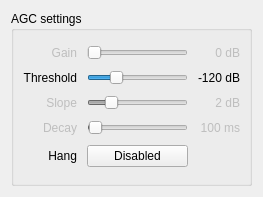
Above: src/qtgui/agc_options.ui from gqrx-sdr/gqrx before the change. Below: the same form after it.
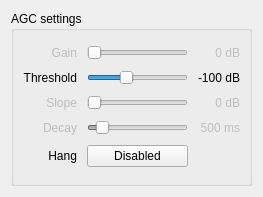
That is the form after the change. Icons and pictures are not drawn.

Patch:
```diff
--- a/src/qtgui/agc_options.ui
+++ b/src/qtgui/agc_options.ui
@@ -74,7 +74,7 @@
          <number>1</number>
         </property>
         <property name="value">
-         <number>2</number>
+         <number>0</number>
         </property>
         <property name="orientation">
          <enum>Qt::Horizontal</enum>
@@ -84,7 +84,7 @@
       <item row="2" column="2">
        <widget class="QLabel" name="thresholdLabel">
         <property name="text">
-         <string>-120 dB</string>
+         <string>-100 dB</string>
         </property>
         <property name="alignment">
          <set>Qt::AlignRight|Qt::AlignTrailing|Qt::AlignVCenter</set>
@@ -163,7 +163,10 @@
          <number>50</number>
         </property>
         <property name="value">
-         <number>100</number>
+         <number>500</number>
+        </property>
+        <property name="sliderPosition">
+         <number>500</number>
         </property>
         <property name="orientation">
          <enum>Qt::Horizontal</enum>
@@ -176,7 +179,7 @@
          <bool>false</bool>
         </property>
         <property name="text">
-         <string>100 ms</string>
+         <string>500 ms</string>
         </property>
         <property name="alignment">
          <set>Qt::AlignRight|Qt::AlignTrailing|Qt::AlignVCenter</set>
@@ -221,7 +224,7 @@
          <bool>false</bool>
         </property>
         <property name="text">
-         <string>2 dB</string>
+         <string>0 dB</string>
         </property>
         <property name="alignment">
          <set>Qt::AlignRight|Qt::AlignTrailing|Qt::AlignVCenter</set>
@@ -253,7 +256,7 @@
          <number>0</number>
         </property>
         <property name="value">
-         <number>-120</number>
+         <number>-100</number>
         </property>
         <property name="orientation">
          <enum>Qt::Horizontal</enum>
```
